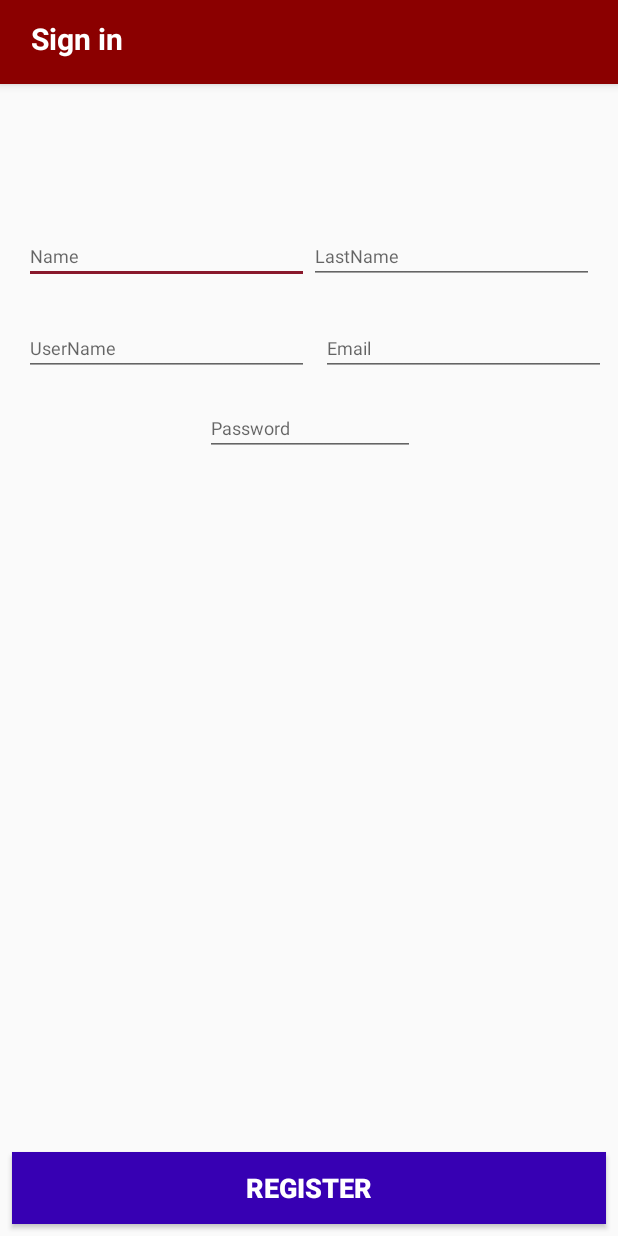
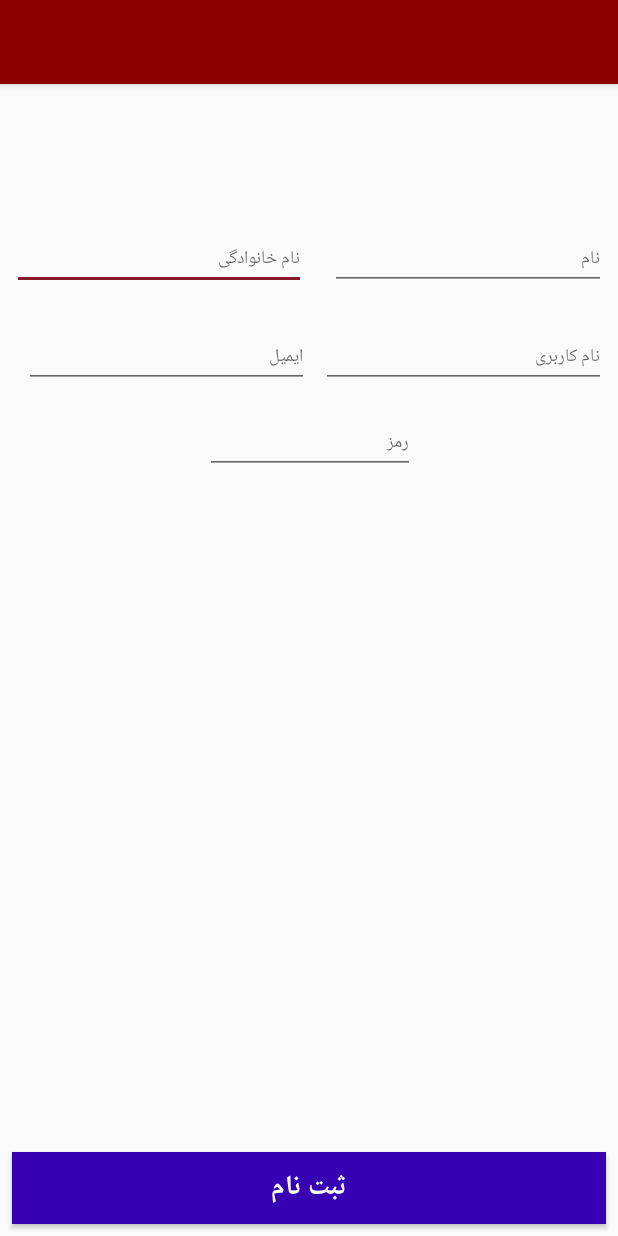
Before and after one commit to alisalekabdi/OlineSotre, an Android app: the RegisterCustFragment screen opened directly, with no data from a screen before it, on a phone screen of 412 x 824 dp. Run offline under Robolectric (Android 15) with nearby library versions, the phone set to English and light mode, and no system bars.

Commit message:
edit register xml

```diff
--- a/app/src/main/java/com/example/pascal_pc/baghali/controller/home/HomeActivity.java
+++ b/app/src/main/java/com/example/pascal_pc/baghali/controller/home/HomeActivity.java
@@ -225,6 +225,10 @@ public class HomeActivity extends AppCompatActivity
                 Intent intent5=SettingActivity.newIntent(this);
                 startActivity(intent5);
                 break;
+            case R.id.registered_menu_item:
+                Intent intent6=RegisterCustActivity.newIntent(this);
+                startActivity(intent6);
+                break;
         }
         drawer.closeDrawer(GravityCompat.START);
         return true;
--- a/app/src/main/res/layout/fragment_add_user.xml
+++ b/app/src/main/res/layout/fragment_add_user.xml
@@ -48,7 +48,7 @@
                     android:layout_marginBottom="2dp"
                     android:gravity="left|right|center"
                     android:paddingLeft="8dp"
-                    android:text="Sign in"
+                    android:text=""
                     android:textAllCaps="false"
                     android:textColor="#fff"
                     android:textSize="20sp"
@@ -81,6 +81,26 @@
         app:layout_constraintTop_toBottomOf="@+id/appBarLayout">
 
         <EditText
+            android:id="@+id/add_user_last_name"
+            android:layout_width="12dp"
+            android:layout_height="match_parent"
+            android:layout_marginTop="8dp"
+            android:layout_marginEnd="8dp"
+            android:layout_marginRight="8dp"
+            android:layout_marginBottom="8dp"
+            android:layout_weight="1"
+            android:ems="10"
+            android:hint="نام خانوادگی"
+            android:inputType="textPersonName"
+            android:textSize="12sp"
+            app:layout_constraintBottom_toBottomOf="parent"
+            app:layout_constraintEnd_toEndOf="parent"
+            app:layout_constraintHorizontal_bias="0.5"
+            app:layout_constraintStart_toEndOf="@+id/add_user_first_name"
+            app:layout_constraintTop_toTopOf="parent"
+            app:layout_constraintVertical_bias="0.0" />
+
+        <EditText
             android:id="@+id/add_user_first_name"
             android:layout_width="0dp"
             android:layout_height="match_parent"
@@ -90,7 +110,7 @@
             android:layout_marginBottom="8dp"
             android:layout_weight="1"
             android:ems="10"
-            android:hint="Name"
+            android:hint="نام"
             android:inputType="textPersonName"
             android:textSize="12sp"
             app:layout_constraintBottom_toBottomOf="parent"
@@ -100,25 +120,6 @@
             app:layout_constraintTop_toTopOf="parent"
             app:layout_constraintVertical_bias="0.0" />
 
-        <EditText
-            android:id="@+id/add_user_last_name"
-            android:layout_width="0dp"
-            android:layout_height="match_parent"
-            android:layout_marginTop="8dp"
-            android:layout_marginEnd="8dp"
-            android:layout_marginRight="8dp"
-            android:layout_marginBottom="8dp"
-            android:layout_weight="1"
-            android:ems="10"
-            android:hint="LastName"
-            android:inputType="textPersonName"
-            android:textSize="12sp"
-            app:layout_constraintBottom_toBottomOf="parent"
-            app:layout_constraintEnd_toEndOf="parent"
-            app:layout_constraintHorizontal_bias="0.5"
-            app:layout_constraintStart_toEndOf="@+id/add_user_first_name"
-            app:layout_constraintTop_toTopOf="parent"
-            app:layout_constraintVertical_bias="0.0" />
     </LinearLayout>
 
     <LinearLayout
@@ -137,6 +138,22 @@
         app:layout_constraintTop_toBottomOf="@+id/linearLayout5">
 
         <EditText
+            android:id="@+id/add_user_email"
+            android:layout_width="0dp"
+            android:layout_height="match_parent"
+            android:layout_marginStart="8dp"
+            android:layout_marginLeft="8dp"
+            android:layout_marginTop="8dp"
+            android:layout_marginBottom="8dp"
+            android:layout_weight="1"
+            android:ems="10"
+            android:hint="ایمیل"
+            android:inputType="textEmailAddress"
+            android:textSize="12sp"
+            app:layout_constraintStart_toStartOf="parent"
+            app:layout_constraintTop_toTopOf="parent" />
+
+        <EditText
             android:id="@+id/add_user_name"
             android:layout_width="0dp"
             android:layout_height="match_parent"
@@ -146,28 +163,13 @@
             android:layout_marginBottom="8dp"
             android:layout_weight="1"
             android:ems="10"
-            android:hint="UserName"
+            android:hint="نام کاربری"
             android:textSize="12sp"
             app:layout_constraintEnd_toStartOf="@+id/add_user_email"
             app:layout_constraintHorizontal_bias="0.5"
             app:layout_constraintStart_toStartOf="parent"
             app:layout_constraintTop_toBottomOf="@+id/add_user_first_name" />
 
-        <EditText
-            android:id="@+id/add_user_email"
-            android:layout_width="0dp"
-            android:layout_height="match_parent"
-            android:layout_marginStart="8dp"
-            android:layout_marginLeft="8dp"
-            android:layout_marginTop="8dp"
-            android:layout_marginBottom="8dp"
-            android:layout_weight="1"
-            android:ems="10"
-            android:hint="Email"
-            android:inputType="textEmailAddress"
-            android:textSize="12sp"
-            app:layout_constraintStart_toStartOf="parent"
-            app:layout_constraintTop_toTopOf="parent" />
     </LinearLayout>
 
     <EditText
@@ -180,8 +182,8 @@
         android:layout_marginEnd="8dp"
         android:layout_marginRight="8dp"
         android:ems="10"
-        android:hint="Password"
-        android:inputType="textPassword"
+        android:hint="رمز"
+        android:inputType="textVisiblePassword"
         android:textSize="12sp"
         app:layout_constraintEnd_toEndOf="parent"
         app:layout_constraintHorizontal_bias="0.503"
@@ -193,12 +195,13 @@
         android:layout_width="0dp"
         android:layout_height="wrap_content"
         android:layout_marginStart="8dp"
+
         android:layout_marginLeft="8dp"
         android:layout_marginEnd="8dp"
         android:layout_marginRight="8dp"
         android:layout_marginBottom="8dp"
         android:background="@color/design_default_color_primary_dark"
-        android:text="Register"
+        android:text="ثبت نام"
         android:textAllCaps="true"
         android:textColor="@android:color/white"
         android:textSize="18sp"
--- a/app/src/main/res/menu/menu.xml
+++ b/app/src/main/res/menu/menu.xml
@@ -41,15 +41,16 @@
     </group>
     <group android:checkableBehavior="single"
         android:id="@+id/gr3">
-        <item
-            android:id="@+id/registered_menu_item"
-            android:title="@string/action_settings"
-            android:icon="@drawable/ic-registration"
-            />
+
         <item
             android:id="@+id/settings"
             android:title="@string/action_settings"
             android:icon="@drawable/ic_setting"
+            />
+        <item
+            android:id="@+id/registered_menu_item"
+            android:title="@string/action_register"
+            android:icon="@drawable/ic_registration"
             />
         <item
             android:id="@+id/about_market"
--- a/app/src/main/res/values/strings.xml
+++ b/app/src/main/res/values/strings.xml
@@ -8,7 +8,8 @@
     <string name="navigation_drawer_open">Open navigation drawer</string>
     <string name="navigation_drawer_close">Close navigation drawer</string>
     <string name="action_settings">تنظیمات</string>
-    <string name="search">Search</string>
+    <string name="action_register">ثبت نام</string>
+    <string name="search">جستجو</string>
     <string name="basket">سبد خرید</string>
     <string name="title_activity_splash">SplashActivity</string>
     <string name="title_activity_search_product">SearchProductActivity</string>
```
Also changed, not shown: app/src/main/res/drawable-xxxhdpi/ic_registration.png (renamed from app/src/main/res/drawable-xxxhdpi/ic-registration.png).
